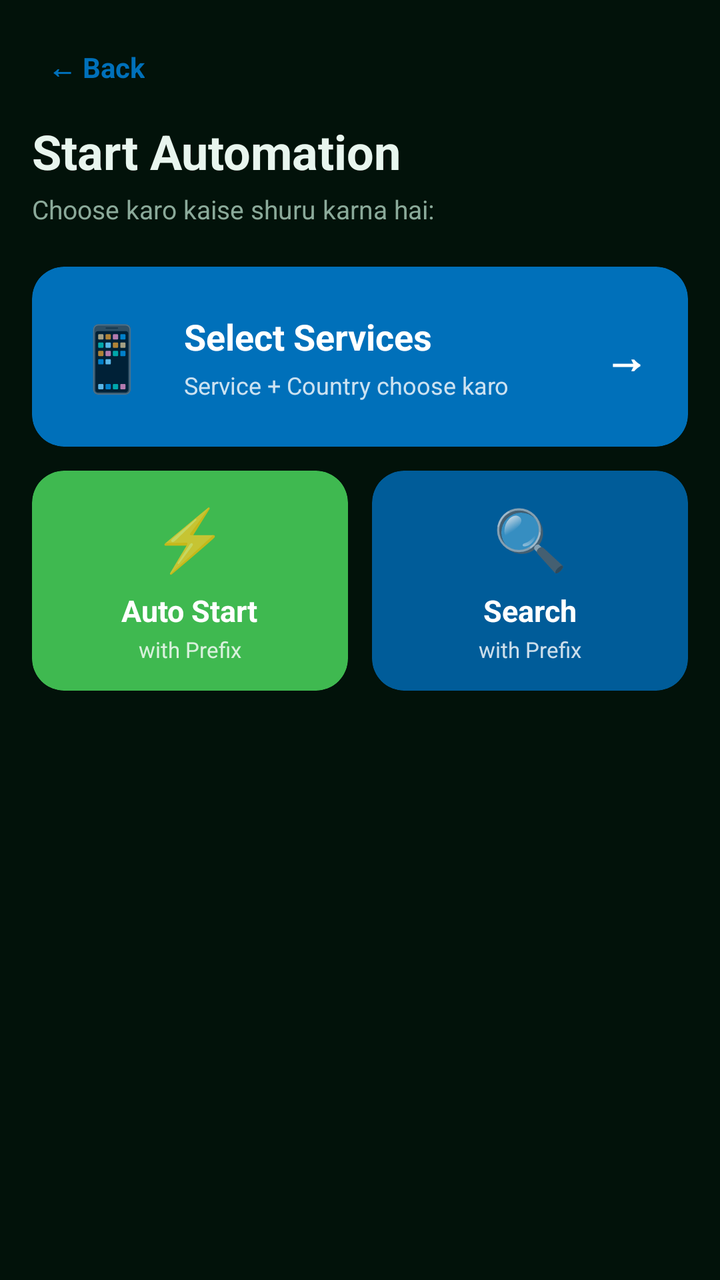
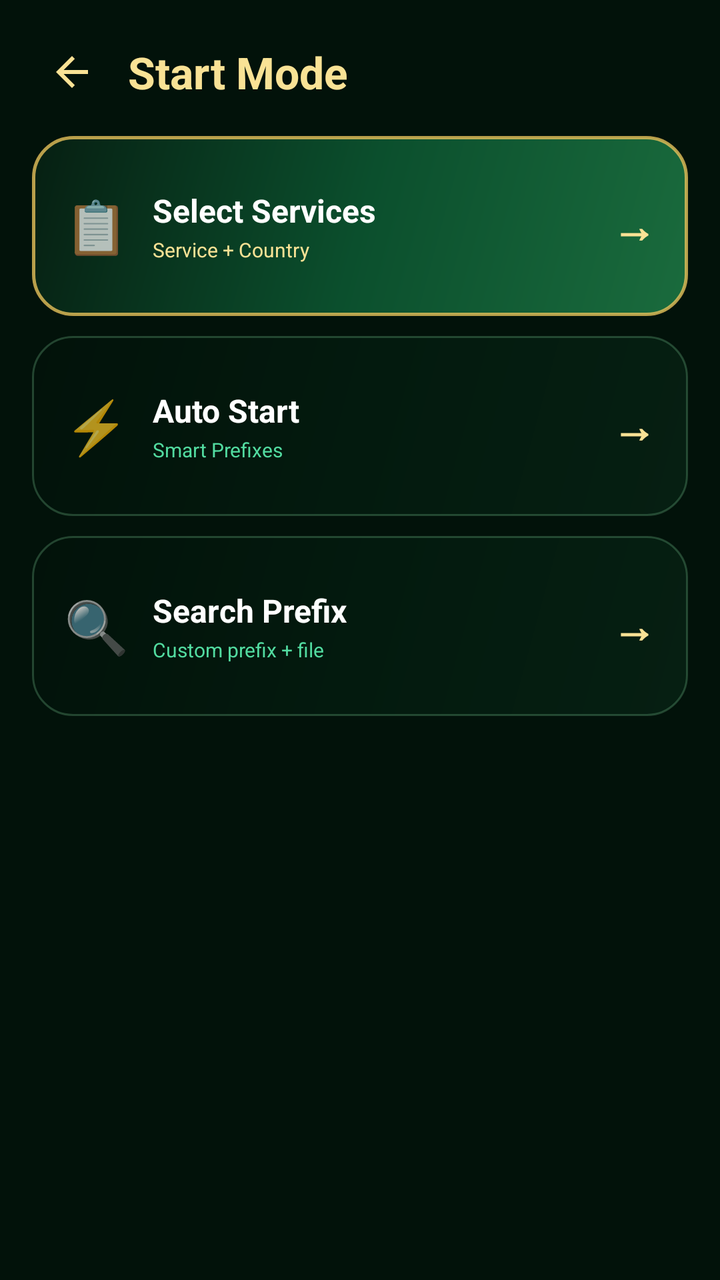

Two renders of the same Android screen: before a commit and after it. Below are the layout's source before the change and the commit's diff.
<!-- AndroidManifest.xml: activity theme Theme.RealEarnPayPal -->
<!-- res/layout/activity_service_select.xml -->
<?xml version="1.0" encoding="utf-8"?>
<LinearLayout xmlns:android="http://schemas.android.com/apk/res/android"
    xmlns:app="http://schemas.android.com/apk/res-auto"
    android:layout_width="match_parent"
    android:layout_height="match_parent"
    android:orientation="vertical"
    android:background="@color/bg_dark"
    android:padding="16dp">

    <TextView
        android:id="@+id/btnBack"
        android:layout_width="wrap_content"
        android:layout_height="wrap_content"
        android:padding="8dp"
        android:text="← Back"
        android:textColor="@color/paypal_blue"
        android:textSize="14sp"
        android:textStyle="bold" />

    <TextView
        android:layout_width="wrap_content"
        android:layout_height="wrap_content"
        android:layout_marginTop="8dp"
        android:text="Start Automation"
        android:textColor="@color/text_light"
        android:textSize="24sp"
        android:textStyle="bold" />

    <TextView
        android:layout_width="wrap_content"
        android:layout_height="wrap_content"
        android:layout_marginTop="4dp"
        android:text="Choose karo kaise shuru karna hai:"
        android:textColor="@color/text_dim"
        android:textSize="13sp" />

    
    <androidx.cardview.widget.CardView
        android:id="@+id/cardServices"
        android:layout_width="match_parent"
        android:layout_height="90dp"
        android:layout_marginTop="20dp"
        android:clickable="true"
        android:focusable="true"
        android:foreground="?android:attr/selectableItemBackground"
        app:cardBackgroundColor="@color/paypal_blue"
        app:cardCornerRadius="16dp"
        app:cardElevation="0dp">

        <LinearLayout
            android:layout_width="match_parent"
            android:layout_height="match_parent"
            android:gravity="center_vertical"
            android:orientation="horizontal"
            android:paddingHorizontal="20dp">

            <TextView
                android:layout_width="wrap_content"
                android:layout_height="wrap_content"
                android:text="📱"
                android:textSize="32sp" />

            <LinearLayout
                android:layout_width="0dp"
                android:layout_height="wrap_content"
                android:layout_marginStart="16dp"
                android:layout_weight="1"
                android:orientation="vertical">

                <TextView
                    android:layout_width="wrap_content"
                    android:layout_height="wrap_content"
                    android:text="Select Services"
                    android:textColor="@color/white"
                    android:textSize="18sp"
                    android:textStyle="bold" />

                <TextView
                    android:layout_width="wrap_content"
                    android:layout_height="wrap_content"
                    android:layout_marginTop="4dp"
                    android:text="Service + Country choose karo"
                    android:textColor="#CCFFFFFF"
                    android:textSize="12sp" />

            </LinearLayout>

            <TextView
                android:layout_width="wrap_content"
                android:layout_height="wrap_content"
                android:text="→"
                android:textColor="@color/white"
                android:textSize="22sp"
                android:textStyle="bold" />

        </LinearLayout>

    </androidx.cardview.widget.CardView>

    
    <LinearLayout
        android:layout_width="match_parent"
        android:layout_height="wrap_content"
        android:layout_marginTop="12dp"
        android:orientation="horizontal">

        
        <androidx.cardview.widget.CardView
            android:id="@+id/cardAuto"
            android:layout_width="0dp"
            android:layout_height="110dp"
            android:layout_marginEnd="6dp"
            android:layout_weight="1"
            android:clickable="true"
            android:focusable="true"
            android:foreground="?android:attr/selectableItemBackground"
            app:cardBackgroundColor="@color/success_green"
            app:cardCornerRadius="16dp"
            app:cardElevation="0dp">

            <LinearLayout
                android:layout_width="match_parent"
                android:layout_height="match_parent"
                android:gravity="center"
                android:orientation="vertical"
                android:padding="12dp">

                <TextView
                    android:layout_width="wrap_content"
                    android:layout_height="wrap_content"
                    android:text="⚡"
                    android:textSize="30sp" />

                <TextView
                    android:layout_width="wrap_content"
                    android:layout_height="wrap_content"
                    android:layout_marginTop="6dp"
                    android:text="Auto Start"
                    android:textColor="@color/white"
                    android:textSize="15sp"
                    android:textStyle="bold" />

                <TextView
                    android:layout_width="wrap_content"
                    android:layout_height="wrap_content"
                    android:layout_marginTop="2dp"
                    android:text="with Prefix"
                    android:textColor="#CCFFFFFF"
                    android:textSize="11sp" />

            </LinearLayout>

        </androidx.cardview.widget.CardView>

        
        <androidx.cardview.widget.CardView
            android:id="@+id/cardPrefix"
            android:layout_width="0dp"
            android:layout_height="110dp"
            android:layout_marginStart="6dp"
            android:layout_weight="1"
            android:clickable="true"
            android:focusable="true"
            android:foreground="?android:attr/selectableItemBackground"
            app:cardBackgroundColor="@color/paypal_blue_dark"
            app:cardCornerRadius="16dp"
            app:cardElevation="0dp">

            <LinearLayout
                android:layout_width="match_parent"
                android:layout_height="match_parent"
                android:gravity="center"
                android:orientation="vertical"
                android:padding="12dp">

                <TextView
                    android:layout_width="wrap_content"
                    android:layout_height="wrap_content"
                    android:text="🔍"
                    android:textSize="30sp" />

                <TextView
                    android:layout_width="wrap_content"
                    android:layout_height="wrap_content"
                    android:layout_marginTop="6dp"
                    android:text="Search"
                    android:textColor="@color/white"
                    android:textSize="15sp"
                    android:textStyle="bold" />

                <TextView
                    android:layout_width="wrap_content"
                    android:layout_height="wrap_content"
                    android:layout_marginTop="2dp"
                    android:text="with Prefix"
                    android:textColor="#CCFFFFFF"
                    android:textSize="11sp" />

            </LinearLayout>

        </androidx.cardview.widget.CardView>

    </LinearLayout>

    <ProgressBar
        android:id="@+id/progressBar"
        android:layout_width="32dp"
        android:layout_height="32dp"
        android:layout_gravity="center_horizontal"
        android:layout_marginTop="24dp"
        android:indeterminateTint="@color/paypal_blue"
        android:visibility="gone" />

    <TextView
        android:id="@+id/tvEmpty"
        android:layout_width="match_parent"
        android:layout_height="wrap_content"
        android:layout_marginTop="24dp"
        android:gravity="center"
        android:textColor="@color/text_dim"
        android:textSize="14sp"
        android:visibility="gone" />

</LinearLayout>
<!-- resources referenced by this layout -->
<resources>
  <color name="bg_dark">#FF02120A</color>
  <color name="paypal_blue">#FF0070BA</color>
  <color name="paypal_blue_dark">#FF005C99</color>
  <color name="success_green">#FF3FB950</color>
  <color name="text_dim">#FF8BAA9A</color>
  <color name="text_light">#FFE8F5EE</color>
  <color name="white">#FFFFFFFF</color>
  <style name="Theme.RealEarnPayPal" parent="Theme.MaterialComponents.NoActionBar">
          <item name="colorPrimary">@color/vip_emerald</item>
          <item name="colorPrimaryVariant">@color/vip_emerald_dark</item>
          <item name="colorOnPrimary">@color/white</item>
          <item name="colorSecondary">@color/vip_gold</item>
          <item name="colorOnSecondary">@color/black</item>
          <item name="android:statusBarColor">@color/bg_dark</item>
          <item name="android:navigationBarColor">@color/bg_dark</item>
          <item name="android:windowBackground">@color/bg_dark</item>
          <item name="android:textColorPrimary">@color/text_light</item>
          <item name="android:textColorSecondary">@color/text_dim</item>
      </style>
  <color name="vip_emerald">#FF27B86E</color>
  <color name="vip_emerald_dark">#FF168A50</color>
  <color name="vip_gold">#FFE6C15A</color>
  <color name="black">#FF000000</color>
</resources>

<!-- the commit's change to res/layout/activity_service_select.xml (unified diff, before → after) -->
@@ -1,224 +1,233 @@
 <?xml version="1.0" encoding="utf-8"?>
-<LinearLayout xmlns:android="http://schemas.android.com/apk/res/android"
+<androidx.core.widget.NestedScrollView xmlns:android="http://schemas.android.com/apk/res/android"
     xmlns:app="http://schemas.android.com/apk/res-auto"
     android:layout_width="match_parent"
     android:layout_height="match_parent"
-    android:orientation="vertical"
     android:background="@color/bg_dark"
-    android:padding="16dp">
-
-    <TextView
-        android:id="@+id/btnBack"
-        android:layout_width="wrap_content"
-        android:layout_height="wrap_content"
-        android:padding="8dp"
-        android:text="← Back"
-        android:textColor="@color/paypal_blue"
-        android:textSize="14sp"
-        android:textStyle="bold" />
-
-    <TextView
-        android:layout_width="wrap_content"
-        android:layout_height="wrap_content"
-        android:layout_marginTop="8dp"
-        android:text="Start Automation"
-        android:textColor="@color/text_light"
-        android:textSize="24sp"
-        android:textStyle="bold" />
-
-    <TextView
-        android:layout_width="wrap_content"
-        android:layout_height="wrap_content"
-        android:layout_marginTop="4dp"
-        android:text="Choose karo kaise shuru karna hai:"
-        android:textColor="@color/text_dim"
-        android:textSize="13sp" />
-
-    
-    <androidx.cardview.widget.CardView
-        android:id="@+id/cardServices"
-        android:layout_width="match_parent"
-        android:layout_height="90dp"
-        android:layout_marginTop="20dp"
-        android:clickable="true"
-        android:focusable="true"
-        android:foreground="?android:attr/selectableItemBackground"
-        app:cardBackgroundColor="@color/paypal_blue"
-        app:cardCornerRadius="16dp"
-        app:cardElevation="0dp">
-
-        <LinearLayout
-            android:layout_width="match_parent"
-            android:layout_height="match_parent"
-            android:gravity="center_vertical"
-            android:orientation="horizontal"
-            android:paddingHorizontal="20dp">
-
-            <TextView
-                android:layout_width="wrap_content"
-                android:layout_height="wrap_content"
-                android:text="📱"
-                android:textSize="32sp" />
-
-            <LinearLayout
-                android:layout_width="0dp"
-                android:layout_height="wrap_content"
-                android:layout_marginStart="16dp"
-                android:layout_weight="1"
-                android:orientation="vertical">
-
-                <TextView
-                    android:layout_width="wrap_content"
-                    android:layout_height="wrap_content"
-                    android:text="Select Services"
-                    android:textColor="@color/white"
-                    android:textSize="18sp"
-                    android:textStyle="bold" />
-
-                <TextView
-                    android:layout_width="wrap_content"
-                    android:layout_height="wrap_content"
-                    android:layout_marginTop="4dp"
-                    android:text="Service + Country choose karo"
-                    android:textColor="#CCFFFFFF"
-                    android:textSize="12sp" />
-
-            </LinearLayout>
-
-            <TextView
-                android:layout_width="wrap_content"
-                android:layout_height="wrap_content"
-                android:text="→"
-                android:textColor="@color/white"
-                android:textSize="22sp"
-                android:textStyle="bold" />
-
-        </LinearLayout>
-
-    </androidx.cardview.widget.CardView>
-
-    
+    android:fillViewport="true">
+
     <LinearLayout
         android:layout_width="match_parent"
         android:layout_height="wrap_content"
-        android:layout_marginTop="12dp"
-        android:orientation="horizontal">
+        android:orientation="vertical"
+        android:padding="16dp">
+
+        <LinearLayout
+            android:layout_width="match_parent"
+            android:layout_height="wrap_content"
+            android:gravity="center_vertical"
+            android:paddingBottom="12dp">
+
+            <ImageButton
+                android:id="@+id/btnBack"
+                android:layout_width="40dp"
+                android:layout_height="40dp"
+                android:background="?attr/selectableItemBackgroundBorderless"
+                android:src="@drawable/ic_arrow_back"
+                app:tint="@color/vip_gold_light" />
+
+            <TextView
+                android:layout_width="0dp"
+                android:layout_height="wrap_content"
+                android:layout_weight="1"
+                android:layout_marginStart="8dp"
+                android:text="Start Mode"
+                android:textColor="@color/vip_gold_light"
+                android:textSize="22sp"
+                android:textStyle="bold" />
+        </LinearLayout>
+
+        
+        <androidx.cardview.widget.CardView
+            android:id="@+id/cardServices"
+            android:layout_width="match_parent"
+            android:layout_height="90dp"
+            android:layout_marginBottom="10dp"
+            app:cardBackgroundColor="@android:color/transparent"
+            app:cardCornerRadius="18dp"
+            app:cardElevation="0dp">
+
+            <LinearLayout
+                android:layout_width="match_parent"
+                android:layout_height="match_parent"
+                android:background="@drawable/bg_vip_shizuku_card"
+                android:gravity="center_vertical"
+                android:orientation="horizontal"
+                android:padding="16dp">
+
+                <TextView
+                    android:layout_width="wrap_content"
+                    android:layout_height="wrap_content"
+                    android:text="📋"
+                    android:textSize="26sp" />
+
+                <LinearLayout
+                    android:layout_width="0dp"
+                    android:layout_height="wrap_content"
+                    android:layout_weight="1"
+                    android:layout_marginStart="12dp"
+                    android:orientation="vertical">
+
+                    <TextView
+                        android:layout_width="wrap_content"
+                        android:layout_height="wrap_content"
+                        android:text="Select Services"
+                        android:textColor="@color/white"
+                        android:textSize="16sp"
+                        android:textStyle="bold" />
+
+                    <TextView
+                        android:layout_width="wrap_content"
+                        android:layout_height="wrap_content"
+                        android:layout_marginTop="2dp"
+                        android:text="Service + Country"
+                        android:textColor="@color/vip_gold_light"
+                        android:textSize="10sp" />
+                </LinearLayout>
+
+                <TextView
+                    android:layout_width="wrap_content"
+                    android:layout_height="wrap_content"
+                    android:text="→"
+                    android:textColor="@color/vip_gold_light"
+                    android:textSize="22sp"
+                    android:textStyle="bold" />
+            </LinearLayout>
+        </androidx.cardview.widget.CardView>
 
         
         <androidx.cardview.widget.CardView
             android:id="@+id/cardAuto"
-            android:layout_width="0dp"
-            android:layout_height="110dp"
-            android:layout_marginEnd="6dp"
-            android:layout_weight="1"
-            android:clickable="true"
-            android:focusable="true"
-            android:foreground="?android:attr/selectableItemBackground"
-            app:cardBackgroundColor="@color/success_green"
-            app:cardCornerRadius="16dp"
+            android:layout_width="match_parent"
+            android:layout_height="90dp"
+            android:layout_marginBottom="10dp"
+            app:cardBackgroundColor="@android:color/transparent"
+            app:cardCornerRadius="18dp"
             app:cardElevation="0dp">
 
             <LinearLayout
                 android:layout_width="match_parent"
                 android:layout_height="match_parent"
-                android:gravity="center"
-                android:orientation="vertical"
-                android:padding="12dp">
+                android:background="@drawable/bg_vip_card"
+                android:gravity="center_vertical"
+                android:orientation="horizontal"
+                android:padding="16dp">
 
                 <TextView
                     android:layout_width="wrap_content"
                     android:layout_height="wrap_content"
                     android:text="⚡"
-                    android:textSize="30sp" />
-
-                <TextView
-                    android:layout_width="wrap_content"
-                    android:layout_height="wrap_content"
-                    android:layout_marginTop="6dp"
-                    android:text="Auto Start"
-                    android:textColor="@color/white"
-                    android:textSize="15sp"
+                    android:textSize="26sp" />
+
+                <LinearLayout
+                    android:layout_width="0dp"
+                    android:layout_height="wrap_content"
+                    android:layout_weight="1"
+                    android:layout_marginStart="12dp"
+                    android:orientation="vertical">
+
+                    <TextView
+                        android:layout_width="wrap_content"
+                        android:layout_height="wrap_content"
+                        android:text="Auto Start"
+                        android:textColor="@color/white"
+                        android:textSize="16sp"
+                        android:textStyle="bold" />
+
+                    <TextView
+                        android:layout_width="wrap_content"
+                        android:layout_height="wrap_content"
+                        android:layout_marginTop="2dp"
+                        android:text="Smart Prefixes"
+                        android:textColor="@color/vip_emerald_light"
+                        android:textSize="10sp" />
+                </LinearLayout>
+
+                <TextView
+                    android:layout_width="wrap_content"
+                    android:layout_height="wrap_content"
+                    android:text="→"
+                    android:textColor="@color/vip_gold_light"
+                    android:textSize="22sp"
                     android:textStyle="bold" />
-
-                <TextView
-                    android:layout_width="wrap_content"
-                    android:layout_height="wrap_content"
-                    android:layout_marginTop="2dp"
-                    android:text="with Prefix"
-                    android:textColor="#CCFFFFFF"
-                    android:textSize="11sp" />
-
             </LinearLayout>
-
         </androidx.cardview.widget.CardView>
 
         
         <androidx.cardview.widget.CardView
             android:id="@+id/cardPrefix"
-            android:layout_width="0dp"
-            android:layout_height="110dp"
-            android:layout_marginStart="6dp"
-            android:layout_weight="1"
-            android:clickable="true"
-            android:focusable="true"
-            android:foreground="?android:attr/selectableItemBackground"
-            app:cardBackgroundColor="@color/paypal_blue_dark"
-            app:cardCornerRadius="16dp"
+            android:layout_width="match_parent"
+            android:layout_height="90dp"
+            app:cardBackgroundColor="@android:color/transparent"
+            app:cardCornerRadius="18dp"
             app:cardElevation="0dp">
 
             <LinearLayout
                 android:layout_width="match_parent"
                 android:layout_height="match_parent"
-                android:gravity="center"
-                android:orientation="vertical"
-                android:padding="12dp">
+                android:background="@drawable/bg_vip_card"
+                android:gravity="center_vertical"
+                android:orientation="horizontal"
+                android:padding="16dp">
 
                 <TextView
                     android:layout_width="wrap_content"
                     android:layout_height="wrap_content"
                     android:text="🔍"
-                    android:textSize="30sp" />
-
-                <TextView
-                    android:layout_width="wrap_content"
-                    android:layout_height="wrap_content"
-                    android:layout_marginTop="6dp"
-                    android:text="Search"
-                    android:textColor="@color/white"
-                    android:textSize="15sp"
+                    android:textSize="26sp" />
+
+                <LinearLayout
+                    android:layout_width="0dp"
+                    android:layout_height="wrap_content"
+                    android:layout_weight="1"
+                    android:layout_marginStart="12dp"
+                    android:orientation="vertical">
+
+                    <TextView
+                        android:layout_width="wrap_content"
+                        android:layout_height="wrap_content"
+                        android:text="Search Prefix"
+                        android:textColor="@color/white"
+                        android:textSize="16sp"
+                        android:textStyle="bold" />
+
+                    <TextView
+                        android:layout_width="wrap_content"
+                        android:layout_height="wrap_content"
+                        android:layout_marginTop="2dp"
+                        android:text="Custom prefix + file"
+                        android:textColor="@color/vip_emerald_light"
+                        android:textSize="10sp" />
+                </LinearLayout>
+
+                <TextView
+                    android:layout_width="wrap_content"
+                    android:layout_height="wrap_content"
+                    android:text="→"
+                    android:textColor="@color/vip_gold_light"
+                    android:textSize="22sp"
                     android:textStyle="bold" />
-
-                <TextView
-                    android:layout_width="wrap_content"
-                    android:layout_height="wrap_content"
-                    android:layout_marginTop="2dp"
-                    android:text="with Prefix"
-                    android:textColor="#CCFFFFFF"
-                    android:textSize="11sp" />
-
             </LinearLayout>
-
         </androidx.cardview.widget.CardView>
 
+        <ProgressBar
+            android:id="@+id/progressBar"
+            android:layout_width="32dp"
+            android:layout_height="32dp"
+            android:layout_gravity="center_horizontal"
+            android:layout_marginTop="16dp"
+            android:indeterminateTint="@color/vip_emerald"
+            android:visibility="gone" />
+
+        <TextView
+            android:id="@+id/tvEmpty"
+            android:layout_width="match_parent"
+            android:layout_height="wrap_content"
+            android:layout_marginTop="16dp"
+            android:gravity="center"
+            android:textColor="@color/text_dim"
+            android:textSize="13sp"
+            android:visibility="gone" />
+
     </LinearLayout>
-
-    <ProgressBar
-        android:id="@+id/progressBar"
-        android:layout_width="32dp"
-        android:layout_height="32dp"
-        android:layout_gravity="center_horizontal"
-        android:layout_marginTop="24dp"
-        android:indeterminateTint="@color/paypal_blue"
-        android:visibility="gone" />
-
-    <TextView
-        android:id="@+id/tvEmpty"
-        android:layout_width="match_parent"
-        android:layout_height="wrap_content"
-        android:layout_marginTop="24dp"
-        android:gravity="center"
-        android:textColor="@color/text_dim"
-        android:textSize="14sp"
-        android:visibility="gone" />
-
-</LinearLayout>
+</androidx.core.widget.NestedScrollView>
<!-- resource entries referenced after the edit -->
@@ -1,12 +1,41 @@
 <!-- resources referenced by this layout -->
 <resources>
   <color name="bg_dark">#FF02120A</color>
-  <color name="paypal_blue">#FF0070BA</color>
-  <color name="paypal_blue_dark">#FF005C99</color>
-  <color name="success_green">#FF3FB950</color>
   <color name="text_dim">#FF8BAA9A</color>
   <color name="text_light">#FFE8F5EE</color>
   <color name="white">#FFFFFFFF</color>
+  <!-- drawable bg_vip_card (drawable) -->
+  <?xml version="1.0" encoding="utf-8"?>
+  <shape xmlns:android="http://schemas.android.com/apk/res/android" android:shape="rectangle">
+      <gradient
+          android:startColor="#061F12"
+          android:centerColor="#031A0E"
+          android:endColor="#02120A"
+          android:angle="135" />
+      <corners android:radius="20dp" />
+      <stroke android:width="1dp" android:color="#4082DBA0" />
+  </shape>
+  <!-- drawable bg_vip_shizuku_card (drawable) -->
+  <?xml version="1.0" encoding="utf-8"?>
+  <shape xmlns:android="http://schemas.android.com/apk/res/android" android:shape="rectangle">
+      <gradient
+          android:startColor="#1A6B3D"
+          android:centerColor="#0B4F2D"
+          android:endColor="#061F12"
+          android:angle="135" />
+      <corners android:radius="20dp" />
+      <stroke android:width="1.5dp" android:color="#CCE6C15A" />
+  </shape>
+  <!-- drawable ic_arrow_back (drawable) -->
+  <vector xmlns:android="http://schemas.android.com/apk/res/android"
+      android:width="24dp"
+      android:height="24dp"
+      android:viewportWidth="24"
+      android:viewportHeight="24">
+    <path
+        android:fillColor="#FFFFFF"
+        android:pathData="M20,11H7.83l5.59,-5.59L12,4l-8,8 8,8 1.41,-1.41L7.83,13H20v-2z"/>
+  </vector>
   <style name="Theme.RealEarnPayPal" parent="Theme.MaterialComponents.NoActionBar">
           <item name="colorPrimary">@color/vip_emerald</item>
           <item name="colorPrimaryVariant">@color/vip_emerald_dark</item>
@@ -20,6 +49,8 @@
           <item name="android:textColorSecondary">@color/text_dim</item>
       </style>
   <color name="vip_emerald">#FF27B86E</color>
+  <color name="vip_emerald_light">#FF52DBA0</color>
+  <color name="vip_gold_light">#FFF9E295</color>
   <color name="vip_emerald_dark">#FF168A50</color>
   <color name="vip_gold">#FFE6C15A</color>
   <color name="black">#FF000000</color>
